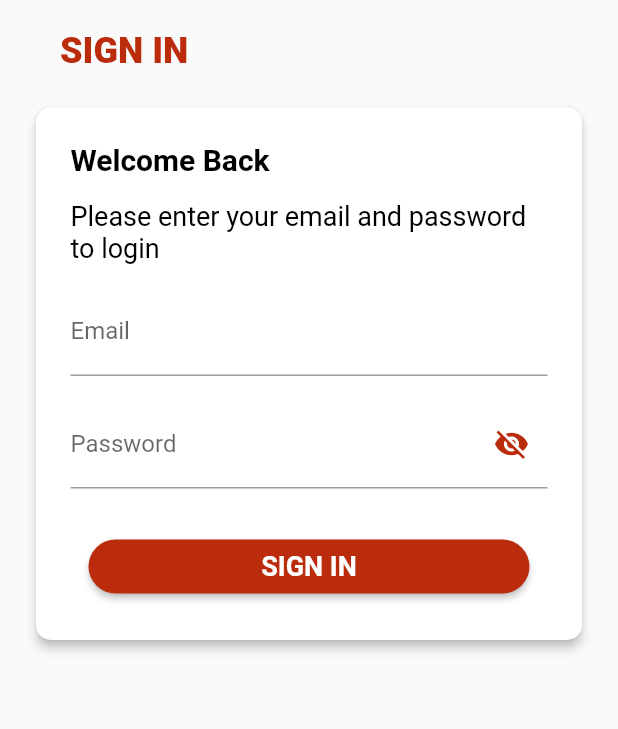
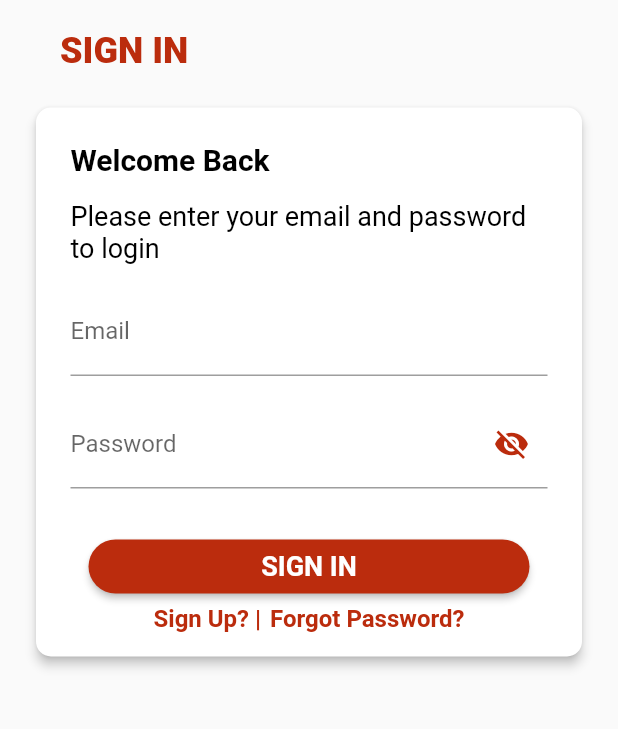
Before and after one commit to BD9413/OnlineGarmentShop, a Flutter app: the SignIn screen opened directly, on a phone screen of 412 x 824 dp, the part 314-1043 px from its top. Run offline on Flutter 3.47's test engine with Material 2 defaults, Android fonts, the phone set to English and light mode, and no system bars; our stand-ins replace carousel_slider, fluttertoast, shared_preferences; accounts and stored records are empty.

Commit message:
Add SignIn Flow

```diff
--- a/lib/UI/SignIn.dart
+++ b/lib/UI/SignIn.dart
@@ -4,9 +4,11 @@ import 'package:flutter/material.dart';
 import 'package:fluttertoast/fluttertoast.dart';
 import 'package:online_garment_shop/Configration/APIUrls.dart';
 import 'package:online_garment_shop/Models/SignInResponseModel.dart';
+import 'package:online_garment_shop/UI/ForgotPassword.dart';
 import 'package:shared_preferences/shared_preferences.dart';
 
 import 'Dashbord.dart';
+import 'SignUp.dart';
 
 class SignIn extends StatefulWidget {
   @override
@@ -163,7 +165,7 @@ class _SignInState extends State<SignIn> {
                           ),
                           Padding(
                             padding: const EdgeInsets.only(
-                                top: 20, left: 20, right: 20, bottom: 10),
+                                top: 20, left: 20, right: 20, bottom: 0),
                             child: Container(
                               width: double.maxFinite,
                               child: RaisedButton(
@@ -184,6 +186,43 @@ class _SignInState extends State<SignIn> {
                                 ),
                               ),
                             ),
+                          ),
+                          Row(
+                            mainAxisAlignment: MainAxisAlignment.center,
+                            children: [
+                              Padding(
+                                padding: const EdgeInsets.all(1.0),
+                                child: InkWell(
+                                  onTap: () {
+                                    Navigator.push(context, MaterialPageRoute(builder: (context) => SignUp()));
+                                  },
+                                  child: Text(
+                                    "Sign Up? |",
+                                    style: TextStyle(
+                                      fontSize: 16,
+                                      fontWeight: FontWeight.w700,
+                                      color: Color(0xffBB2C0D),
+                                    ),
+                                  ),
+                                )
+                              ),
+                              Padding(
+                                padding: const EdgeInsets.all(1.0),
+                                child: InkWell(
+                                  onTap: () {
+                                    Navigator.push(context, MaterialPageRoute(builder: (context) => ForgotPassword()));
+                                  },
+                                  child: Text(
+                                    " Forgot Password?",
+                                    style: TextStyle(
+                                      fontSize: 16,
+                                      fontWeight: FontWeight.w700,
+                                      color: Color(0xffBB2C0D),
+                                    ),
+                                  ),
+                                )
+                              ),
+                            ],
                           )
                         ],
                       ),
@@ -228,8 +267,8 @@ class _SignInState extends State<SignIn> {
   savePref(int flag, String message, Userdata userdata) async {
     SharedPreferences preferences = await SharedPreferences.getInstance();
     setState(() {
-      preferences.setInt("flag", flag);
-      preferences.setString("message", message);
+      preferences.setInt("loginFlag", flag);
+      preferences.setString("loginMessage", message);
       preferences.setString("userData", json.encode(userdata));
       preferences.commit();
     });
--- a/lib/main.dart
+++ b/lib/main.dart
@@ -30,7 +30,7 @@ class MyApp extends StatelessWidget {
         primarySwatch: createMaterialColor(Color(0xffBB2C0D)),
         visualDensity: VisualDensity.adaptivePlatformDensity,
       ),
-      home: Product(),
+      home: SignIn(),
     );
   }
   MaterialColor createMaterialColor(Color color) {
```
Also changed, not shown: lib/UI/SignUp.dart (+4 -4 lines), lib/UI/SplashScreen.dart (+33 -4 lines).
